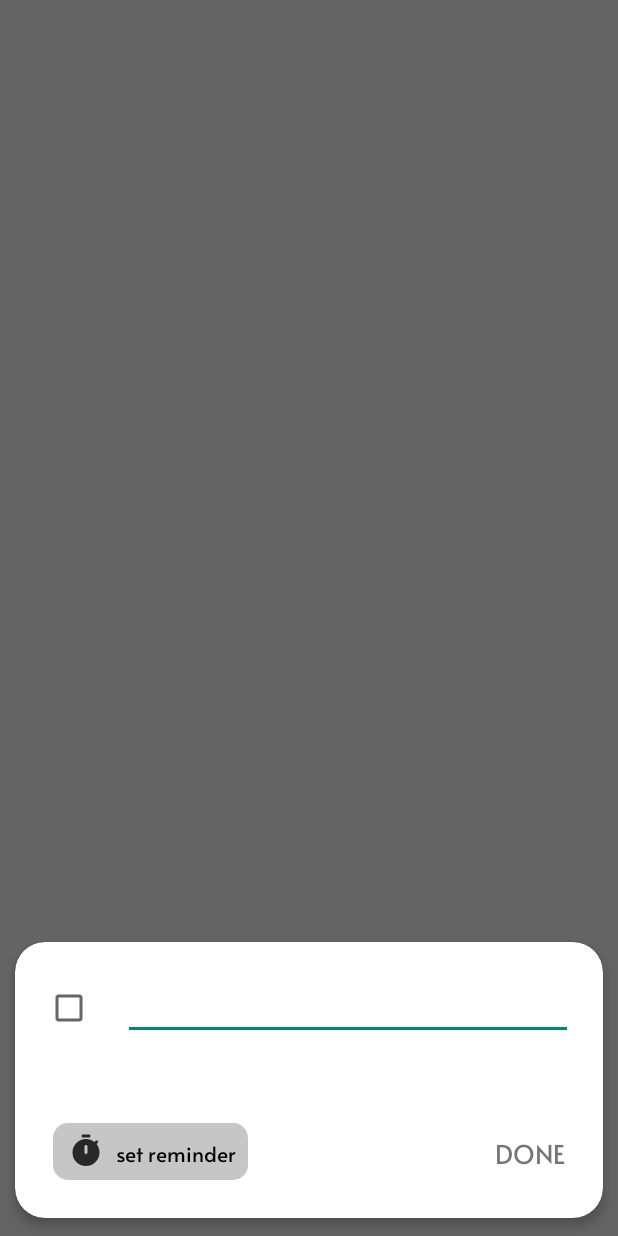
After one commit to Yash-Raj-K0hli725/Diary, an Android app: the fragment addReminder shown on its own in the app's theme, on a phone screen of 412 x 824 dp. The commit adds this screen. Run offline under Robolectric (Android 15) with nearby library versions, the phone set to English and light mode, and no system bars; our stand-ins replace data binding.

Commit message:
addReminder_Layout_created

```diff
--- /dev/null
+++ b/app/src/main/java/com/example/diary/Main/Fragments/DataEntries/addReminder.kt
@@ -0,0 +1,28 @@
+package com.example.diary.Main.Fragments.DataEntries
+
+import android.os.Bundle
+import android.view.LayoutInflater
+import android.view.View
+import android.view.ViewGroup
+import androidx.databinding.DataBindingUtil
+import androidx.fragment.app.Fragment
+import com.example.diary.R
+import com.example.diary.databinding.FragmentAddReminderBinding
+import com.google.android.material.bottomsheet.BottomSheetDialogFragment
+
+
+class addReminder : BottomSheetDialogFragment() {
+        lateinit var bind:FragmentAddReminderBinding
+    override fun onCreateView(
+        inflater: LayoutInflater, container: ViewGroup?,
+        savedInstanceState: Bundle?
+    ): View {
+        bind = DataBindingUtil.inflate(inflater, R.layout.fragment_add_reminder,container,false)
+        // Inflate the layout for this fragment
+        return bind.root
+    }
+
+    companion object {
+            val tag = "ADD_REMINDER"
+    }
+}
--- /dev/null
+++ b/app/src/main/res/drawable-anydpi/timer.xml
@@ -0,0 +1,14 @@
+<vector xmlns:android="http://schemas.android.com/apk/res/android"
+    android:width="24dp"
+    android:height="24dp"
+    android:viewportWidth="24"
+    android:viewportHeight="24"
+    android:tint="#FFFFFF"
+    android:alpha="0.8">
+  <path
+      android:fillColor="@android:color/white"
+      android:pathData="M10,3h4c0.55,0 1,-0.45 1,-1c0,-0.55 -0.45,-1 -1,-1h-4C9.45,1 9,1.45 9,2C9,2.55 9.45,3 10,3z"/>
+  <path
+      android:fillColor="@android:color/white"
+      android:pathData="M19.03,7.39l0.75,-0.75c0.38,-0.38 0.39,-1.01 0,-1.4c0,0 -0.01,-0.01 -0.01,-0.01c-0.39,-0.39 -1.01,-0.38 -1.4,0l-0.75,0.75C16.07,4.74 14.12,4 12,4c-4.8,0 -8.88,3.96 -9,8.76C2.87,17.84 6.94,22 12,22c4.98,0 9,-4.03 9,-9C21,10.88 20.26,8.93 19.03,7.39zM13,13c0,0.55 -0.45,1 -1,1s-1,-0.45 -1,-1V9c0,-0.55 0.45,-1 1,-1s1,0.45 1,1V13z"/>
+</vector>
--- /dev/null
+++ b/app/src/main/res/drawable/button2.xml
@@ -0,0 +1,14 @@
+<?xml version="1.0" encoding="utf-8"?>
+<selector xmlns:android="http://schemas.android.com/apk/res/android">
+<item>
+    <shape android:shape="rectangle">
+        <solid
+            android:color="#5C646262"
+            />
+        <corners
+            android:radius="10dp"
+            />
+
+    </shape>
+</item>
+</selector>
--- /dev/null
+++ b/app/src/main/res/layout/fragment_add_reminder.xml
@@ -0,0 +1,104 @@
+<?xml version="1.0" encoding="utf-8"?>
+<layout xmlns:tools="http://schemas.android.com/tools"
+    xmlns:android="http://schemas.android.com/apk/res/android"
+    xmlns:app="http://schemas.android.com/apk/res-auto"
+    >
+        <androidx.cardview.widget.CardView
+            android:layout_width="match_parent"
+            android:layout_height="wrap_content"
+            app:cardCornerRadius="20dp"
+            app:cardUseCompatPadding="true"
+            app:cardElevation="4dp"
+            app:layout_constraintBottom_toBottomOf="parent"
+            app:layout_constraintEnd_toEndOf="parent"
+            app:layout_constraintHorizontal_bias="0.5"
+            app:layout_constraintStart_toStartOf="parent"
+            app:layout_constraintTop_toTopOf="parent"
+            app:layout_constraintVertical_bias="0.5">
+
+            <androidx.constraintlayout.widget.ConstraintLayout
+                android:layout_margin="10dp"
+                android:layout_width="match_parent"
+                android:layout_height="match_parent">
+
+                <LinearLayout
+                    android:id="@+id/liner"
+                    android:layout_width="match_parent"
+                    android:layout_height="wrap_content"
+
+                    android:orientation="horizontal"
+                    app:layout_constraintEnd_toEndOf="parent"
+                    app:layout_constraintHorizontal_bias="0.5"
+                    app:layout_constraintStart_toStartOf="parent"
+                    app:layout_constraintTop_toTopOf="parent">
+
+                    <CheckBox
+                        android:id="@+id/checked"
+                        android:layout_width="wrap_content"
+                        android:layout_height="wrap_content"
+                        android:layout_marginStart="10dp"
+                        android:layout_marginTop="10dp"
+                        android:layout_marginEnd="10dp"
+                        android:layout_marginBottom="40dp" />
+
+                    <EditText
+                        android:id="@+id/task"
+                        android:layout_width="match_parent"
+                        android:layout_height="wrap_content"
+                        android:layout_marginStart="10dp"
+                        android:layout_marginTop="10dp"
+                        android:layout_marginEnd="10dp"
+                        android:layout_marginBottom="40dp" />
+                </LinearLayout>
+
+                <TextView
+                    android:id="@+id/DONE"
+                    android:layout_width="wrap_content"
+                    android:layout_height="wrap_content"
+                    android:fontFamily="@font/alata"
+                    android:text="@string/done"
+                    android:layout_marginBottom="15dp"
+                    android:layout_marginTop="15dp"
+                    android:layout_marginEnd="15dp"
+                    android:textSize="17sp"
+                    app:layout_constraintBottom_toBottomOf="parent"
+                    app:layout_constraintEnd_toEndOf="@id/liner"
+                    app:layout_constraintTop_toBottomOf="@id/liner" />
+
+                <LinearLayout
+                    android:id="@+id/setReminder"
+                    android:layout_width="wrap_content"
+                    android:layout_height="wrap_content"
+                    android:background="@drawable/button2"
+                    android:orientation="horizontal"
+                    android:layout_marginStart="15dp"
+                    android:layout_marginBottom="15dp"
+                    android:layout_marginTop="15dp"
+                    app:layout_constraintBottom_toBottomOf="parent"
+                    app:layout_constraintTop_toBottomOf="@id/liner"
+                    app:layout_constraintStart_toStartOf="@id/liner">
+                    <ImageView
+                        android:layout_width="wrap_content"
+                        android:layout_height="wrap_content"
+                        android:src="@drawable/timer"
+                        app:tint="@color/black"
+                        android:layout_marginStart="10dp"
+                        android:layout_gravity="center_vertical"
+                        />
+
+                    <TextView
+                        android:layout_width="wrap_content"
+                        android:layout_margin="8dp"
+                        android:gravity="center"
+                        android:textColor="@color/black"
+                        android:layout_gravity="center_vertical"
+                        android:fontFamily="@font/alata"
+                        android:layout_height="wrap_content"
+                        android:text="@string/set_reminder" />
+                </LinearLayout>
+
+            </androidx.constraintlayout.widget.ConstraintLayout>
+
+        </androidx.cardview.widget.CardView>
+
+</layout>
--- a/app/src/main/res/values/strings.xml
+++ b/app/src/main/res/values/strings.xml
@@ -15,4 +15,6 @@
     <string name="having_trouble">Having trouble?</string>
     <string name="set_a_password">Set a Password</string>
     <string name="skip"><![CDATA[SKIP >>>]]></string>
+    <string name="set_reminder">set reminder</string>
+    <string name="done">DONE</string>
 </resources>
--- a/app/src/main/res/values/themes.xml
+++ b/app/src/main/res/values/themes.xml
@@ -2,7 +2,17 @@
     <!-- Base application theme. -->
     <style name="Base.Theme.Diary" parent="Theme.AppCompat.DayNight.NoActionBar">
         <!-- Customize your light theme here. -->
+        <item name="bottomSheetDialogTheme">@style/CustomBottomSheetDialogTheme</item>
+
         <!-- <item name="colorPrimary">@color/my_light_primary</item> -->
+    </style>
+
+    <style name="CustomBottomSheetDialogTheme" parent="Theme.Design.Light.BottomSheetDialog">
+        <item name="bottomSheetStyle">@style/CustomBottomSheetStyle</item>
+    </style>
+
+    <style name="CustomBottomSheetStyle" parent="Widget.Design.BottomSheet.Modal">
+        <item name="android:background">@android:color/transparent</item>
     </style>
 
     <style name="Theme.Diary" parent="Base.Theme.Diary" />
```
Also changed, not shown: app/src/main/java/com/example/diary/Main/Fragments/MainFrameList.kt (+5 -13 lines), app/src/main/java/com/example/diary/Main/MainActivity.kt (+0 -7 lines), app/src/main/java/com/example/diary/Main/ModelV/MainVM.kt (+0 -7 lines), app/src/main/res/layout/fragment_register.xml (deleted, +0 -96 lines), app/src/main/res/drawable-hdpi/timer.png (added), app/src/main/res/drawable-mdpi/timer.png (added), app/src/main/res/drawable-xhdpi/timer.png (added), app/src/main/res/drawable-xxhdpi/timer.png (added).
